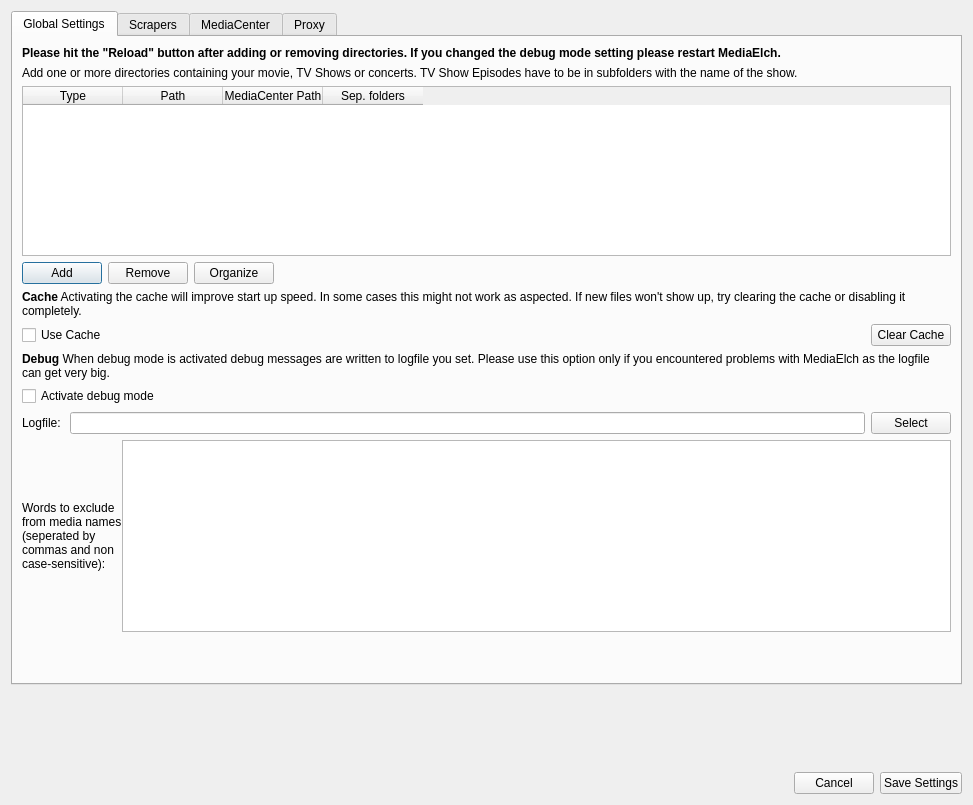
The window that settings/SettingsWidget.ui (Komet/MediaElch) describes before a commit, drawn with Qt 5.
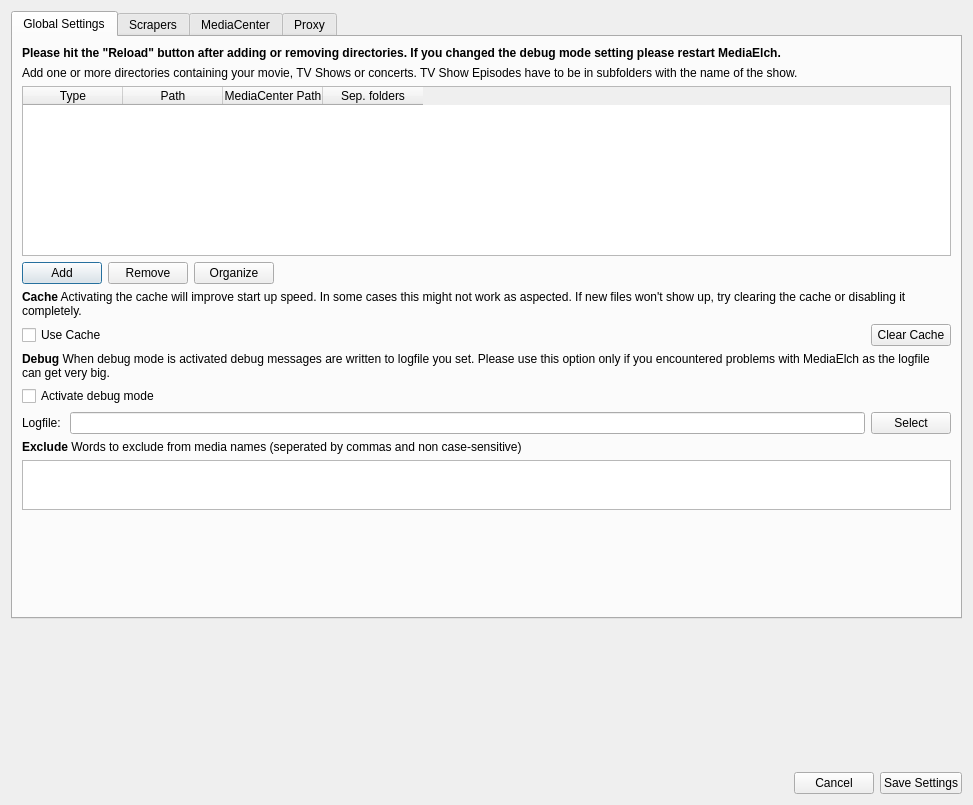
The same window after the commit. Icons and pictures are not drawn.

```diff
--- a/settings/SettingsWidget.ui
+++ b/settings/SettingsWidget.ui
@@ -81,7 +81,7 @@
       <attribute name="title">
        <string>Global Settings</string>
       </attribute>
-      <layout class="QVBoxLayout" name="verticalLayout_2" stretch="0,0,0,0,0,0,0,0,0,0,0">
+      <layout class="QVBoxLayout" name="verticalLayout_2" stretch="0,0,0,0,0,0,0,0,0,0,0,0">
        <item>
         <widget class="QLabel" name="label_12">
          <property name="font">
@@ -274,39 +274,27 @@
         </layout>
        </item>
        <item>
-        <layout class="QHBoxLayout" name="horizontalLayout_10">
-         <property name="spacing">
-          <number>0</number>
-         </property>
-         <property name="margin">
-          <number>0</number>
-         </property>
-         <item>
           <widget class="QLabel" name="label_excludeWords">
            <property name="text">
-            <string>Words to exclude
-from media names
-(seperated by
-commas and non
-case-sensitive):</string>
+          <string>&lt;b&gt;Exclude&lt;/b&gt; Words to exclude from media names (seperated by commas and non case-sensitive)</string>
+         </property>
+         <property name="wordWrap">
+          <bool>true</bool>
            </property>
           </widget>
          </item>
          <item>
           <widget class="QTextEdit" name="excludeWordsText">
+         <property name="maximumSize">
+          <size>
+           <width>16777215</width>
+           <height>50</height>
+          </size>
+         </property>
            <property name="toolTip">
-            <string>&lt;html&gt;&lt;head/&gt;&lt;body&gt;&lt;p&gt;Words to exclude from media names (seperated by commas and non case-sensitive)&lt;/p&gt;&lt;/body&gt;&lt;/html&gt;</string>
-           </property>
-           <property name="html">
-            <string>&lt;!DOCTYPE HTML PUBLIC &quot;-//W3C//DTD HTML 4.0//EN&quot; &quot;http://www.w3.org/TR/REC-html40/strict.dtd&quot;&gt;
-&lt;html&gt;&lt;head&gt;&lt;meta name=&quot;qrichtext&quot; content=&quot;1&quot; /&gt;&lt;style type=&quot;text/css&quot;&gt;
-p, li { white-space: pre-wrap; }
-&lt;/style&gt;&lt;/head&gt;&lt;body style=&quot; font-family:'Sans Serif'; font-size:9pt; font-weight:400; font-style:normal;&quot;&gt;
-&lt;p style=&quot;-qt-paragraph-type:empty; margin-top:0px; margin-bottom:0px; margin-left:0px; margin-right:0px; -qt-block-indent:0; text-indent:0px;&quot;&gt;&lt;br /&gt;&lt;/p&gt;&lt;/body&gt;&lt;/html&gt;</string>
-           </property>
-          </widget>
-         </item>
-        </layout>
+          <string>Words to exclude from media names (seperated by commas and non case-sensitive)</string>
+         </property>
+        </widget>
        </item>
        <item>
         <spacer name="verticalSpacer_1">
```
Lines whose indentation alone changed are shown as unchanged.
